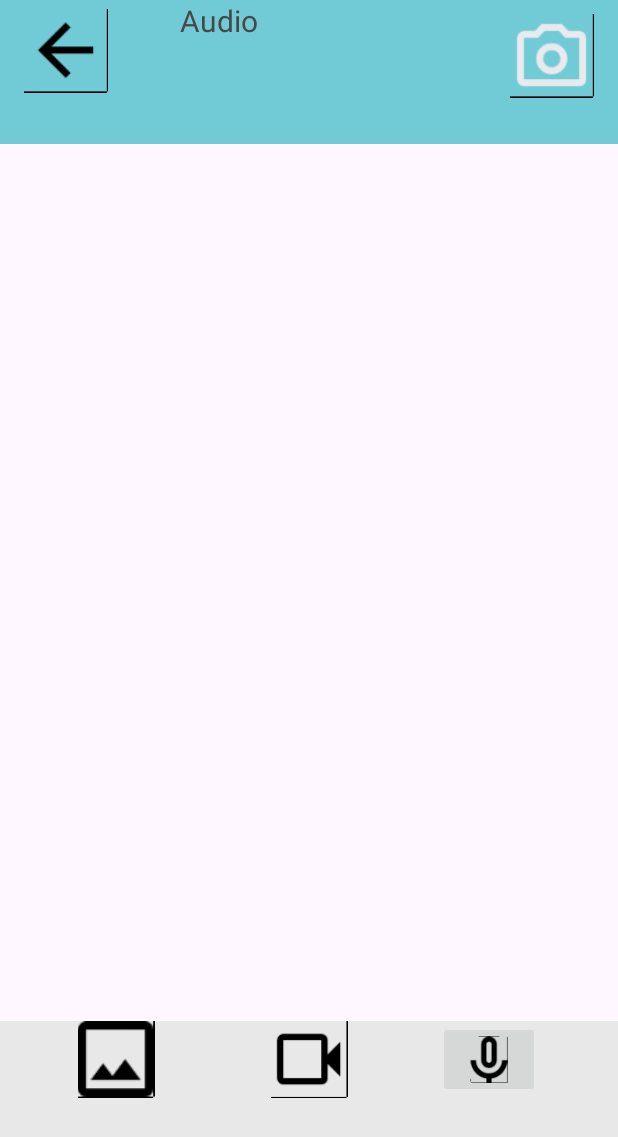
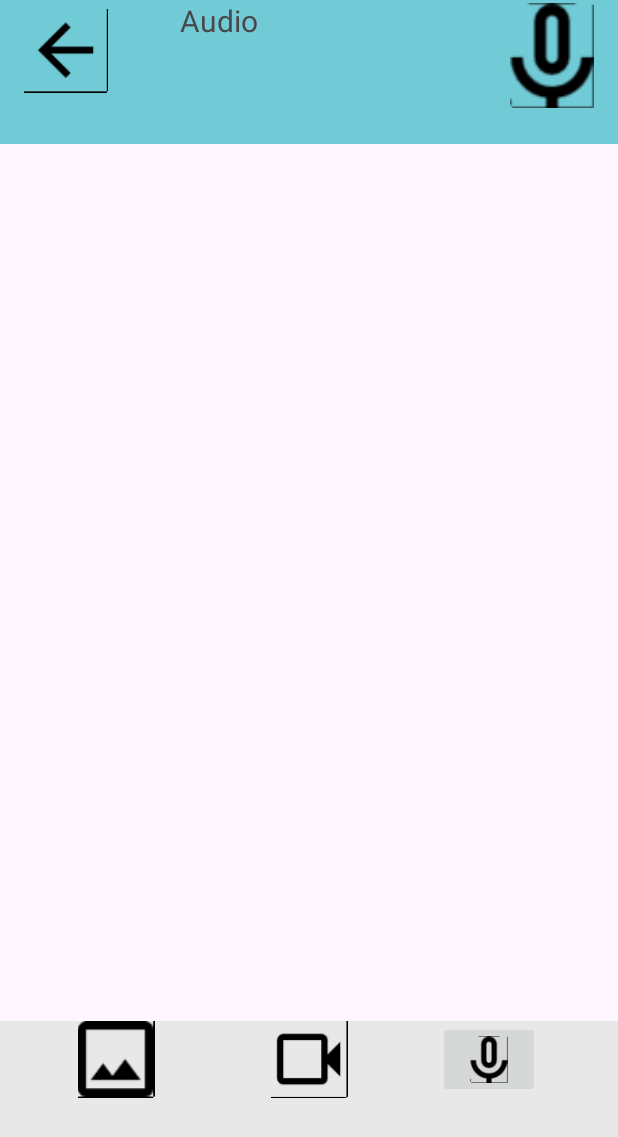
Before and after one commit to irodrigon/reto1---grupo4---PMD, an Android app: the AudioLibraryActivity screen opened directly, with no data from a screen before it, on a phone screen of 412 x 824 dp. Shown: the top 1137 px of the screen. Run offline under Robolectric (Android 15) with nearby library versions, the phone set to English and light mode, and no system bars; 1 statement that could not run was skipped.

Commit message:
Commit con nuevas funcionalidades y botones corregidos.

```diff
--- a/app/src/main/java/com/example/wisdomapp/database/AudioDataBaseHelper.java
+++ b/app/src/main/java/com/example/wisdomapp/database/AudioDataBaseHelper.java
@@ -17,7 +17,7 @@ import java.util.List;
 public class AudioDataBaseHelper extends SQLiteOpenHelper {
 
     private static final String DATABASE_NAME = "media.db";
-    private static final int DATABASE_VERSION = 4;
+    private static final int DATABASE_VERSION = 10;
     private static final String TABLE_NAME = "audios";
     private static final String COL_ID = "id";
     private static final String COL_TITLE = "title";
--- a/app/src/main/java/com/example/wisdomapp/database/ImageDataBaseHelper.java
+++ b/app/src/main/java/com/example/wisdomapp/database/ImageDataBaseHelper.java
@@ -18,7 +18,7 @@ import java.util.List;
 public class ImageDataBaseHelper extends SQLiteOpenHelper {
 
     private static final String DATABASE_NAME = "media.db";
-    private static final int DATABASE_VERSION = 4;
+    private static final int DATABASE_VERSION = 10;
     private static final String TABLE_NAME = "images";
     private static final String COL_ID = "id";
     private static final String COL_TITLE = "title";
--- a/app/src/main/java/com/example/wisdomapp/database/VideoDataBaseHelper.java
+++ b/app/src/main/java/com/example/wisdomapp/database/VideoDataBaseHelper.java
@@ -16,7 +16,7 @@ import java.util.List;
 public class VideoDataBaseHelper extends SQLiteOpenHelper {
 
     private static final String DATABASE_NAME = "media.db";
-    private static final int DATABASE_VERSION = 4;
+    private static final int DATABASE_VERSION = 10;
     private static final String TABLE_NAME = "videos";
     private static final String COL_ID = "id";
     private static final String COL_TITLE = "title";
--- a/app/src/main/res/layout/activity_audio_library.xml
+++ b/app/src/main/res/layout/activity_audio_library.xml
@@ -45,7 +45,7 @@
             android:layout_alignParentEnd="true"
             android:layout_marginEnd="16dp"
             android:layout_marginBottom="13dp"
-            app:srcCompat="@drawable/photcamera6" />
+            app:srcCompat="@drawable/microphone" />
     </RelativeLayout>
 
     <!-- RecyclerView placed between the blueContainer and options -->
--- a/app/src/main/res/layout/activity_image_library.xml
+++ b/app/src/main/res/layout/activity_image_library.xml
@@ -77,7 +77,7 @@
             android:layout_alignParentStart="true"
             android:layout_marginStart="120dp"
             android:layout_marginBottom="200dp"
-            android:text="@string/titulo_audio"
+            android:text="@string/opcion_principal"
             android:textColor="#494848"
             android:textSize="20sp" />
 
--- a/app/src/main/res/layout/activity_video_library.xml
+++ b/app/src/main/res/layout/activity_video_library.xml
@@ -64,7 +64,7 @@
             android:layout_alignParentStart="true"
             android:layout_marginStart="120dp"
             android:layout_marginBottom="200dp"
-            android:text="@string/titulo_audio"
+            android:text="@string/opcion_principal2"
             android:textColor="#494848"
             android:textSize="20sp" />
 
```
Also changed, not shown: app/src/main/java/com/example/wisdomapp/main/MainActivity.java (+8 -8 lines).
